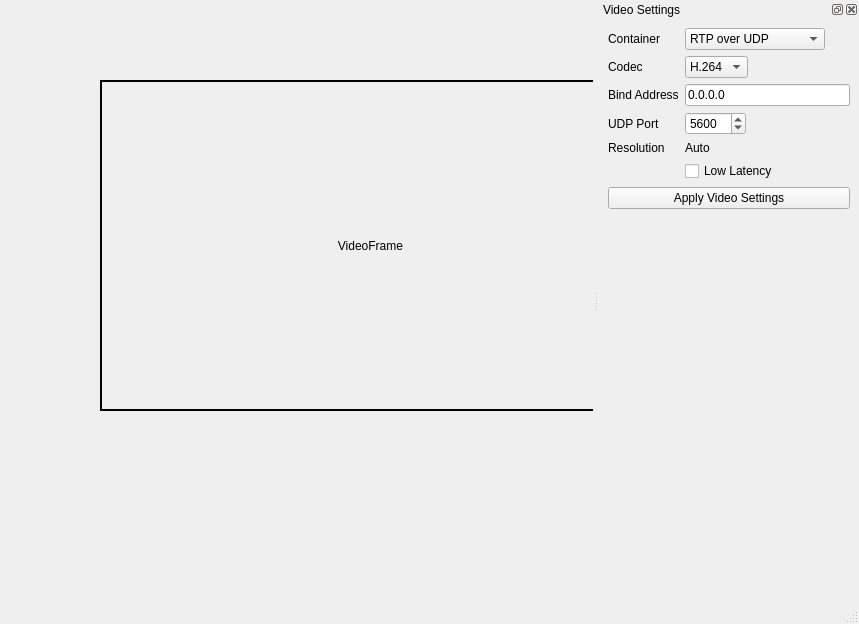
This is Core/Src/MainWindow.ui in Andreysizko05/GCS_player as Qt 5 draws it before an edit. The edited form follows.
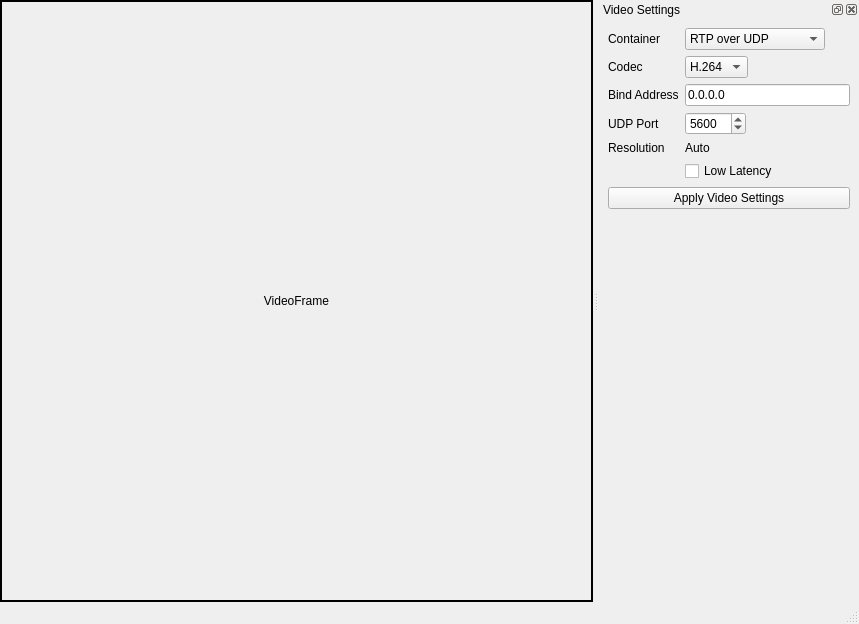
This is the edited form.

Commit message: Fixed video&menu align

What changed in the file:
```diff
--- a/Core/Src/MainWindow.ui
+++ b/Core/Src/MainWindow.ui
@@ -14,14 +14,35 @@
    <string>MainWindow</string>
   </property>
   <widget class="QWidget" name="centralwidget">
+   <layout class="QVBoxLayout" name="videoSurfaceLayout">
+    <property name="spacing">
+     <number>0</number>
+    </property>
+    <property name="leftMargin">
+     <number>0</number>
+    </property>
+    <property name="topMargin">
+     <number>0</number>
+    </property>
+    <property name="rightMargin">
+     <number>0</number>
+    </property>
+    <property name="bottomMargin">
+     <number>0</number>
+    </property>
+    <item>
    <widget class="QLabel" name="videoFrameLabel">
-    <property name="geometry">
-     <rect>
-      <x>100</x>
-      <y>80</y>
-      <width>541</width>
-      <height>331</height>
-     </rect>
+      <property name="sizePolicy">
+       <sizepolicy hsizetype="Expanding" vsizetype="Expanding">
+        <horstretch>0</horstretch>
+        <verstretch>0</verstretch>
+       </sizepolicy>
+      </property>
+      <property name="minimumSize">
+       <size>
+        <width>320</width>
+        <height>180</height>
+       </size>
     </property>
     <property name="frameShape">
      <enum>QFrame::Shape::Box</enum>
@@ -36,6 +57,8 @@
      <set>Qt::AlignmentFlag::AlignCenter</set>
     </property>
    </widget>
+    </item>
+   </layout>
   </widget>
   <widget class="QMenuBar" name="menubar">
    <property name="geometry">
```
Lines whose indentation alone changed are shown as unchanged. The commit also changes 2 other files.
